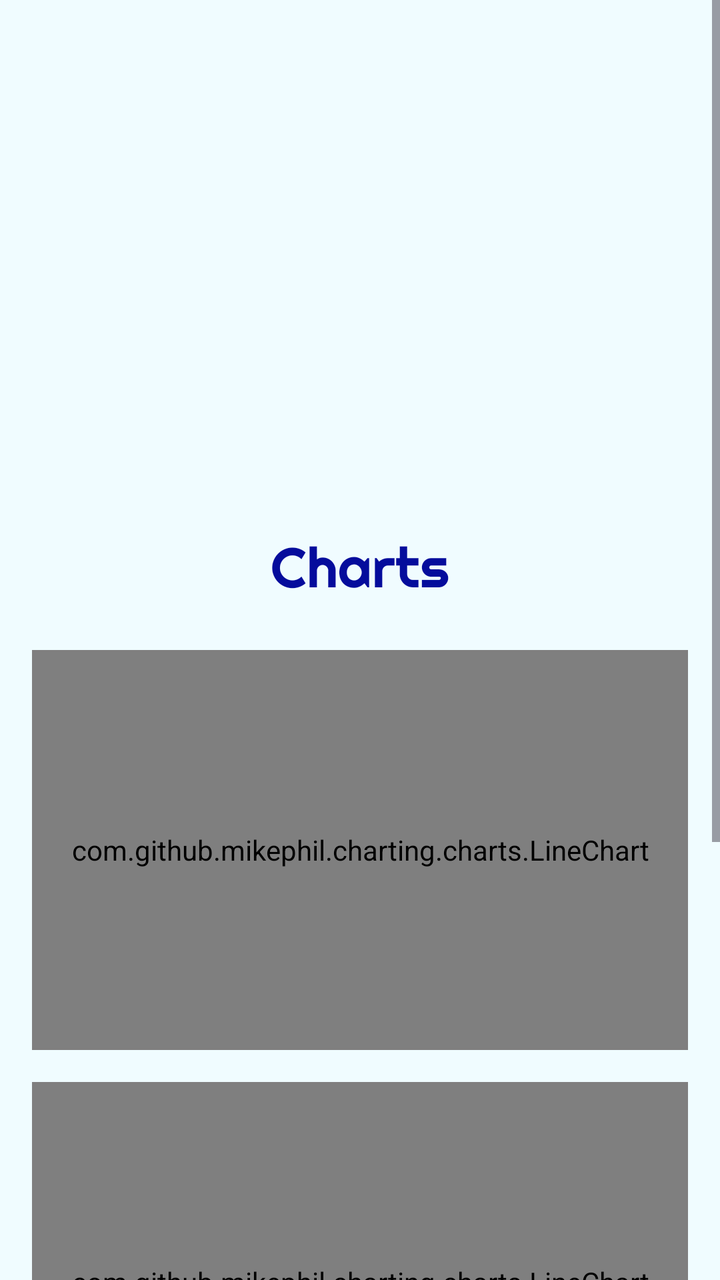
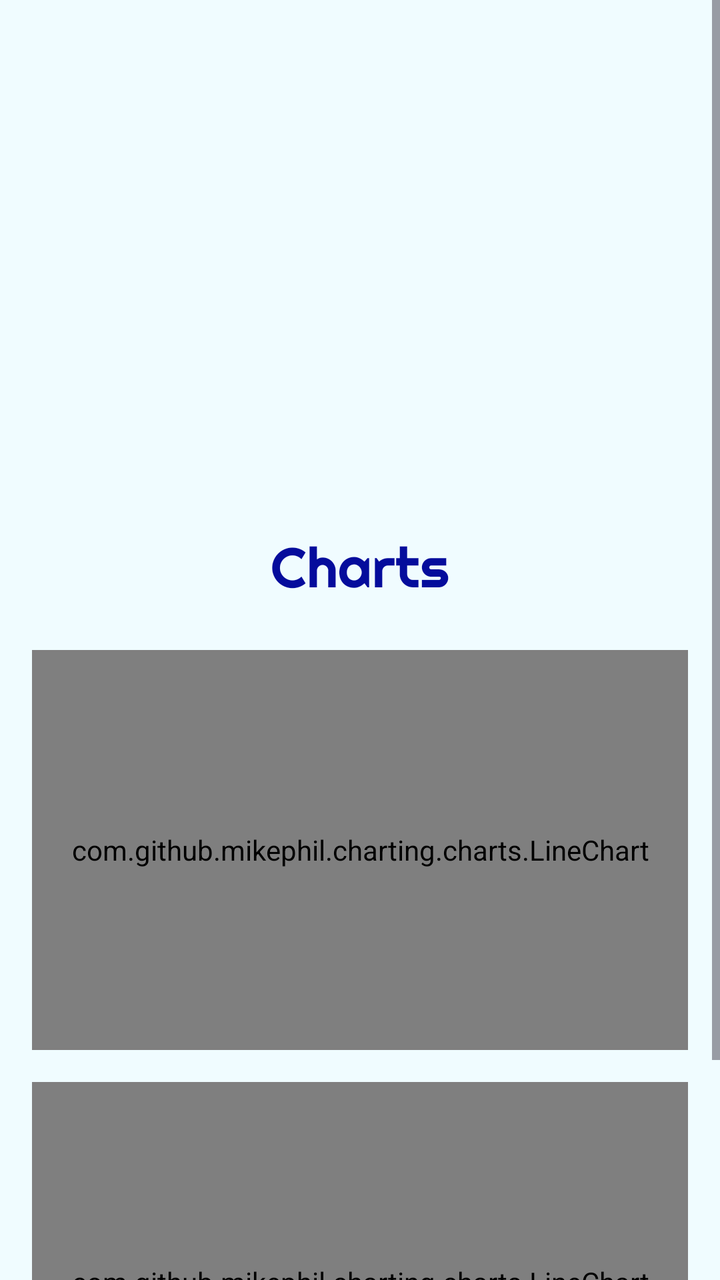

The first picture is an Android layout as it rendered before a commit; the second is the same layout after the commit. The layout source and the unified diff follow.
<!-- AndroidManifest.xml: application theme Theme.StrokeSense -->
<!-- res/layout/activity_training_detail.xml -->
<?xml version="1.0" encoding="utf-8"?>
<ScrollView
    xmlns:android="http://schemas.android.com/apk/res/android"
    android:layout_width="match_parent"
    android:layout_height="match_parent"
    android:fillViewport="true"
    android:background="?attr/backgroundColor">

    <LinearLayout
        android:layout_width="match_parent"
        android:layout_height="wrap_content"
        android:orientation="vertical"
        android:padding="16dp"
        android:gravity="center_horizontal">

        <TextView
            android:id="@+id/textViewDuration"
            android:layout_width="wrap_content"
            android:layout_height="wrap_content"
            android:textSize="20sp"
            android:fontFamily="@font/sofia_sans_bold"
            android:textColor="?attr/colorSecondary"
            android:layout_marginBottom="16dp"/>

        <TextView
            android:id="@+id/textViewDistance"
            android:layout_width="wrap_content"
            android:layout_height="wrap_content"
            android:textSize="20sp"
            android:fontFamily="@font/sofia_sans_bold"
            android:textColor="?attr/colorSecondary"
            android:layout_marginBottom="16dp"/>

        <TextView
            android:id="@+id/textViewMaxSpeed"
            android:layout_width="wrap_content"
            android:layout_height="wrap_content"
            android:textSize="20sp"
            android:fontFamily="@font/sofia_sans_bold"
            android:textColor="?attr/colorSecondary"
            android:layout_marginBottom="16dp"/>

        <TextView
            android:id="@+id/textViewAvgSpeed"
            android:layout_width="wrap_content"
            android:layout_height="wrap_content"
            android:textSize="20sp"
            android:fontFamily="@font/sofia_sans_bold"
            android:textColor="?attr/colorSecondary"
            android:layout_marginBottom="16dp"/>

        <TextView
            android:id="@+id/textViewSPM"
            android:layout_width="wrap_content"
            android:layout_height="wrap_content"
            android:textSize="20sp"
            android:fontFamily="@font/sofia_sans_bold"
            android:textColor="?attr/colorSecondary"
            android:layout_marginBottom="16dp"/>

        <TextView
            android:id="@+id/textViewTilt"
            android:layout_width="wrap_content"
            android:layout_height="wrap_content"
            android:textSize="20sp"
            android:fontFamily="@font/sofia_sans_bold"
            android:textColor="?attr/colorSecondary"
            android:layout_marginBottom="28dp"/>

        <TextView
            android:layout_width="wrap_content"
            android:layout_height="wrap_content"
            android:text="@string/charts_title"
            android:textSize="28sp"
            android:fontFamily="@font/righteous_regular"
            android:textColor="?attr/colorPrimary"
            android:layout_gravity="center_horizontal"
            android:layout_marginBottom="24dp"/>

        <com.github.mikephil.charting.charts.LineChart
            android:id="@+id/speedChart"
            android:layout_width="match_parent"
            android:layout_height="200dp"
            android:layout_marginBottom="16dp"/>

        <com.github.mikephil.charting.charts.LineChart
            android:id="@+id/accelerationChart"
            android:layout_width="match_parent"
            android:layout_height="200dp"
            android:layout_marginBottom="16dp"/>

        <com.github.mikephil.charting.charts.LineChart
            android:id="@+id/tiltChart"
            android:layout_width="match_parent"
            android:layout_height="200dp"/>

    </LinearLayout>
</ScrollView>
<!-- resources referenced by this layout -->
<resources>
  <string name="charts_title">Charts</string>
  <style name="Theme.StrokeSense" parent="Base.Theme.StrokeSense" />
  <style name="Base.Theme.StrokeSense" parent="Theme.Material3.DayNight.NoActionBar">
          
          
          <item name="colorPrimary">@color/logo_blue</item>
          <item name="colorSecondary">@color/light_blue</item>
          <item name="colorOnPrimary">@color/white</item>
          <item name="backgroundColor">@color/background</item>
  
          <item name="chartLineColor">@color/chart_line_light</item>
          <item name="chartTextColor">@color/chart_text_light</item>
  
      </style>
  <color name="logo_blue">#050C9C</color>
  <color name="light_blue">#3572EF</color>
  <color name="white">#FFFFFFFF</color>
  <color name="background">#F0FCFF</color>
  <color name="chart_line_light">@color/light_blue</color>
  <color name="chart_text_light">@color/light_blue</color>
</resources>

<!-- the commit's change to res/layout/activity_training_detail.xml (unified diff, before → after) -->
@@ -89,10 +89,10 @@
             android:layout_height="200dp"
             android:layout_marginBottom="16dp"/>
 
-        <com.github.mikephil.charting.charts.LineChart
-            android:id="@+id/tiltChart"
-            android:layout_width="match_parent"
-            android:layout_height="200dp"/>
+
+
+
+
 
     </LinearLayout>
 </ScrollView>
